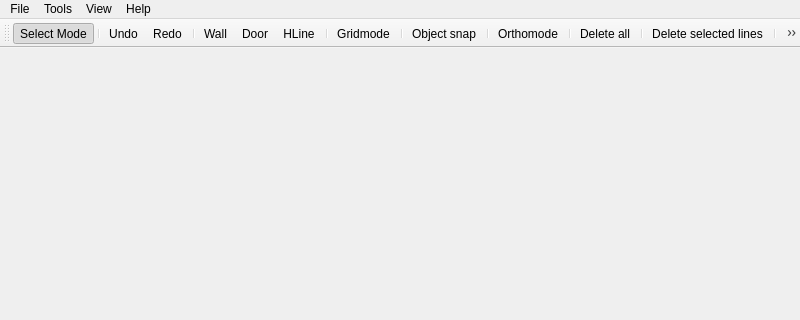
Above: forms/mainwindow.ui from JuPedSim/jpseditor before the change; both pictures show x 0 to 800 and y 0 to 320 of the 800 by 600 pixel window. Below: the same form after it.
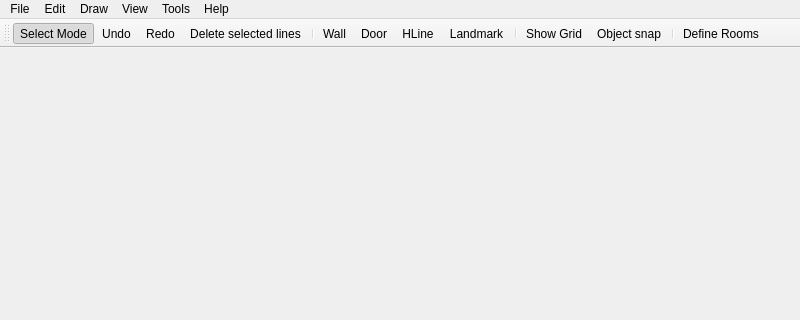
That is the form after the change. Icons and pictures are not drawn.

Commit message: Organize menu bar and tool bar

Diff of the .ui file:
```diff
--- a/forms/mainwindow.ui
+++ b/forms/mainwindow.ui
@@ -52,13 +52,40 @@
     <property name="title">
      <string>Tools</string>
     </property>
-    <addaction name="actionSelect_Mode"/>
+    <addaction name="actionRoom"/>
+    <addaction name="actionAuto_Definition"/>
+    <addaction name="actionGather_data"/>
+    <addaction name="actionLandmarkWidget"/>
+   </widget>
+   <widget class="QMenu" name="menuView">
+    <property name="title">
+     <string>View</string>
+    </property>
+    <addaction name="actiongridmode"/>
+    <addaction name="actionShow_Point_of_Origin"/>
+    <addaction name="actionRotate_90_deg_clockwise"/>
+    <addaction name="separator"/>
+    <addaction name="actionanglesnap"/>
+    <addaction name="actionObjectsnap"/>
+   </widget>
+   <widget class="QMenu" name="menuEdit">
+    <property name="title">
+     <string>Edit</string>
+    </property>
     <addaction name="separator"/>
     <addaction name="actionUndo"/>
     <addaction name="actionRedo"/>
     <addaction name="actionCopy"/>
     <addaction name="actionScale"/>
     <addaction name="separator"/>
+    <addaction name="actionDelete_lines"/>
+    <addaction name="actionDelete_single_line"/>
+    <addaction name="actionClear_all_Rooms_and_Doors"/>
+   </widget>
+   <widget class="QMenu" name="menuDraw">
+    <property name="title">
+     <string>Draw</string>
+    </property>
     <addaction name="actionWall"/>
     <addaction name="actionDoor"/>
     <addaction name="actionHLine"/>
@@ -72,19 +99,12 @@
     <addaction name="actionRoom"/>
     <addaction name="actionAuto_Definition"/>
     <addaction name="actionLandmark"/>
-    <addaction name="actionLandmarkWidget"/>
-    <addaction name="actionGather_data"/>
-   </widget>
-   <widget class="QMenu" name="menuView">
-    <property name="title">
-     <string>View</string>
-    </property>
-    <addaction name="actionRotate_90_deg_clockwise"/>
-    <addaction name="actionShow_Point_of_Origin"/>
    </widget>
    <addaction name="menuDatei"/>
-   <addaction name="menuTools"/>
+   <addaction name="menuEdit"/>
+   <addaction name="menuDraw"/>
    <addaction name="menuView"/>
+   <addaction name="menuTools"/>
    <addaction name="menuHilfe"/>
   </widget>
   <widget class="QStatusBar" name="statusbar"/>
@@ -99,29 +119,19 @@
     <bool>false</bool>
    </attribute>
    <addaction name="actionSelect_Mode"/>
-   <addaction name="separator"/>
    <addaction name="actionUndo"/>
    <addaction name="actionRedo"/>
+   <addaction name="actionDelete_single_line"/>
    <addaction name="separator"/>
    <addaction name="actionWall"/>
    <addaction name="actionDoor"/>
    <addaction name="actionHLine"/>
+   <addaction name="actionLandmark"/>
    <addaction name="separator"/>
    <addaction name="actiongridmode"/>
-   <addaction name="separator"/>
    <addaction name="actionObjectsnap"/>
    <addaction name="separator"/>
-   <addaction name="actionanglesnap"/>
-   <addaction name="separator"/>
-   <addaction name="actionDelete_lines"/>
-   <addaction name="separator"/>
-   <addaction name="actionDelete_single_line"/>
-   <addaction name="separator"/>
    <addaction name="actionRoom"/>
-   <addaction name="actionAuto_Definition"/>
-   <addaction name="separator"/>
-   <addaction name="actionLandmarkWidget"/>
-   <addaction name="actionLandmark"/>
   </widget>
   <action name="action_ffnen">
    <property name="icon">
@@ -191,7 +201,7 @@
      <normaloff>:/Grid.png</normaloff>:/Grid.png</iconset>
    </property>
    <property name="text">
-    <string>Gridmode</string>
+    <string>Show Grid</string>
    </property>
    <property name="toolTip">
     <string>Gridmode</string>
@@ -332,7 +342,7 @@
      <normaloff>:/Room.png</normaloff>:/Room.png</iconset>
    </property>
    <property name="text">
-    <string>Rooms</string>
+    <string>Define Rooms</string>
    </property>
    <property name="toolTip">
     <string>Define Room</string>
@@ -414,7 +424,7 @@
     <bool>true</bool>
    </property>
    <property name="enabled">
-    <bool>false</bool>
+    <bool>true</bool>
    </property>
    <property name="icon">
     <iconset resource="Ressource.qrc">
@@ -435,14 +445,10 @@
     <bool>true</bool>
    </property>
    <property name="enabled">
-    <bool>false</bool>
-   </property>
-   <property name="icon">
-    <iconset resource="Ressource.qrc">
-     <normaloff>:/statue_specs.jpg</normaloff>:/statue_specs.jpg</iconset>
+    <bool>true</bool>
    </property>
    <property name="text">
-    <string>LandmarkSpecs</string>
+    <string>Edit Landmark </string>
    </property>
    <property name="toolTip">
     <string>LandmarkSpecs</string>
```
Left out of the diff: 227 changed lines with no effect on the pictures. The commit also changes 64 other files.
